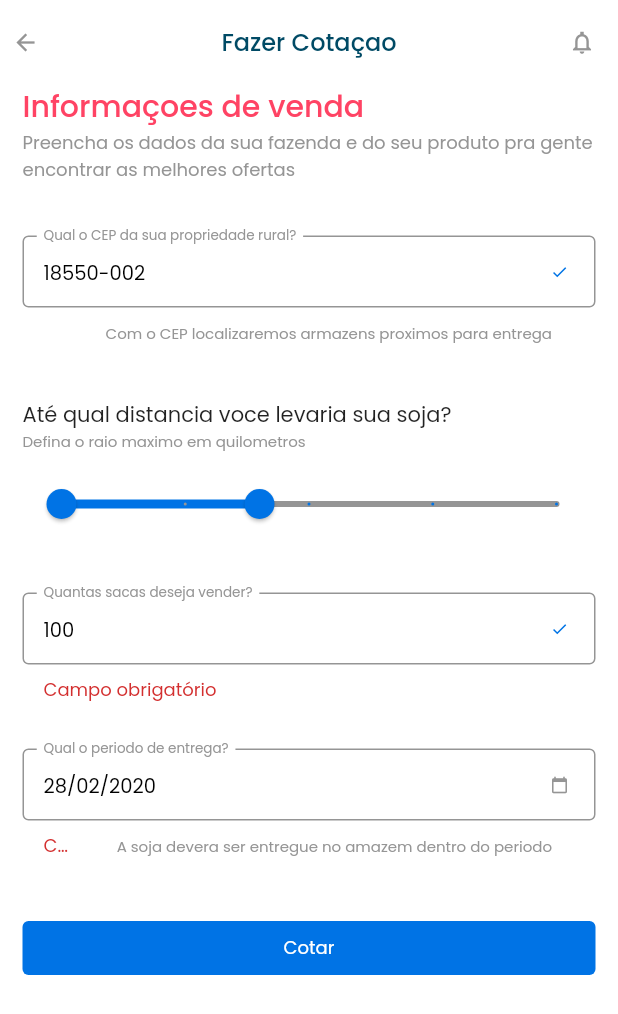
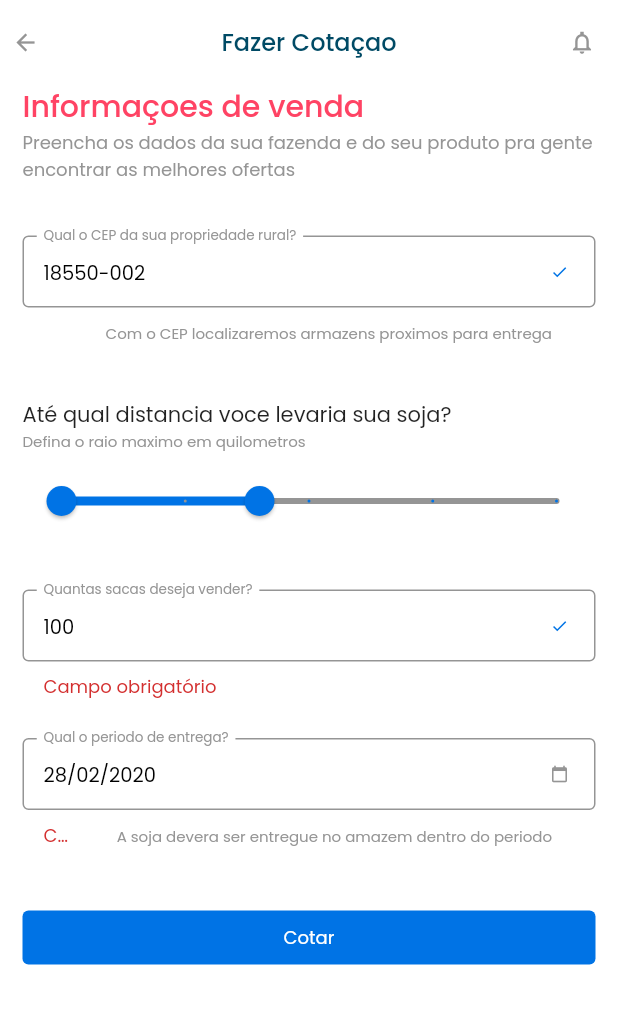
Before and after one commit to DMiyalu/mobile-test, a Flutter app: the Market screen opened by its route, after a tap on "Cotar", on a phone screen of 412 x 824 dp. Shown: the top 1014 px of the screen. Run offline on Flutter 3.47's test engine with Material 2 defaults, Android fonts, the phone set to English and light mode, and no system bars; our stand-ins replace get.

Commit message:
update form

```diff
--- a/lib/screens/market/widgets.dart
+++ b/lib/screens/market/widgets.dart
@@ -22,7 +22,7 @@ Widget form(context, formKey) {
             placeholder: '100',
             suffixIcon: Icon(Icons.done,
                 color: Theme.of(context).primaryColor, size: 12)),
-        SizedBox(height: 30),
+        SizedBox(height: 25),
         _inputField(context,
             labelText: 'Qual o periodo de entrega?',
             placeholder: '28/02/2020',
@@ -43,14 +43,15 @@ Widget _distance(context) {
   return Column(
     crossAxisAlignment: CrossAxisAlignment.start,
     children: [
-      Text('Até qual distancia voce levaria sua soja?', textAlign: TextAlign.left),
-      Text(
-        'Defina o raio maximo em quilometros',
-        style: Theme.of(context).textTheme.bodyText1!.copyWith(
-          fontSize: 10, fontWeight: FontWeight.w400
-        ), textAlign: TextAlign.left
-      ),
-      SizedBox(height: 10),
+      Text('Até qual distancia voce levaria sua soja?',
+          textAlign: TextAlign.left),
+      Text('Defina o raio maximo em quilometros',
+          style: Theme.of(context)
+              .textTheme
+              .bodyText1!
+              .copyWith(fontSize: 10, fontWeight: FontWeight.w400),
+          textAlign: TextAlign.left),
+      SizedBox(height: 8),
       RangeSlider(
         values: _currentRangeValues,
         min: 0,
@@ -63,6 +64,7 @@ Widget _distance(context) {
           _currentRangeValues.end.round().toString(),
         ),
         onChanged: (RangeValues values) {
+          _currentRangeValues = values;
           // setState(() {
           //   _currentRangeValues = values;
           // });
```
Also changed, not shown: lib/screens/market/custom_slider_theme.dart (added, +45 -0 lines).
